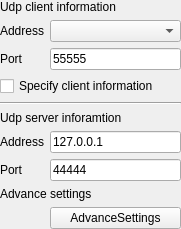
Old version of the form src/pages/udp/client/SAKUdpClientDeviceController.ui in the repository x-tools-author/x-tools.
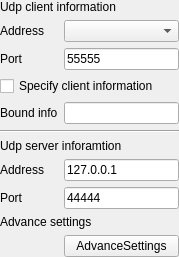
New version of the form.

Diff of the .ui file:
```diff
--- a/src/pages/udp/client/SAKUdpClientDeviceController.ui
+++ b/src/pages/udp/client/SAKUdpClientDeviceController.ui
@@ -6,8 +6,8 @@
    <rect>
     <x>0</x>
     <y>0</y>
-    <width>181</width>
-    <height>219</height>
+    <width>179</width>
+    <height>238</height>
    </rect>
   </property>
   <property name="windowTitle">
@@ -26,27 +26,27 @@
    <property name="bottomMargin">
     <number>0</number>
    </property>
-   <item row="7" column="0">
+   <item row="8" column="0">
     <widget class="QLabel" name="label_2">
      <property name="text">
       <string>Port</string>
      </property>
     </widget>
    </item>
-   <item row="6" column="1">
+   <item row="8" column="1">
+    <widget class="QLineEdit" name="targetPortLineEdit">
+     <property name="text">
+      <string>44444</string>
+     </property>
+    </widget>
+   </item>
+   <item row="7" column="1">
     <widget class="QLineEdit" name="targetHostLineEdit">
      <property name="text">
       <string>127.0.0.1</string>
      </property>
     </widget>
    </item>
-   <item row="3" column="0" colspan="2">
-    <widget class="QCheckBox" name="enableLocalSettingCheckBox">
-     <property name="text">
-      <string>Specify client information</string>
-     </property>
-    </widget>
-   </item>
    <item row="1" column="0">
     <widget class="QLabel" name="label_3">
      <property name="text">
@@ -54,38 +54,28 @@
      </property>
     </widget>
    </item>
-   <item row="9" column="1">
+   <item row="3" column="0" colspan="2">
+    <widget class="QCheckBox" name="specifyClientAddressAndPort">
+     <property name="text">
+      <string>Specify client information</string>
+     </property>
+    </widget>
+   </item>
+   <item row="10" column="1">
     <widget class="QPushButton" name="advanceUdpPushButton">
      <property name="text">
       <string>AdvanceSettings</string>
      </property>
     </widget>
    </item>
-   <item row="7" column="1">
-    <widget class="QLineEdit" name="targetPortLineEdit">
+   <item row="9" column="0" colspan="2">
+    <widget class="QLabel" name="label_7">
      <property name="text">
-      <string>44444</string>
+      <string>Advance settings</string>
      </property>
     </widget>
    </item>
-   <item row="0" column="0" colspan="2">
-    <widget class="QLabel" name="label_5">
-     <property name="text">
-      <string>Udp client information</string>
-     </property>
-    </widget>
-   </item>
-   <item row="1" column="1">
-    <widget class="QComboBox" name="localhostComboBox"/>
-   </item>
-   <item row="5" column="0" colspan="2">
-    <widget class="QLabel" name="label_6">
-     <property name="text">
-      <string>Udp server inforamtion</string>
-     </property>
-    </widget>
-   </item>
-   <item row="6" column="0">
+   <item row="7" column="0">
     <widget class="QLabel" name="label">
      <property name="text">
       <string>Address</string>
@@ -99,13 +89,30 @@
      </property>
     </widget>
    </item>
-   <item row="4" column="0" colspan="2">
+   <item row="5" column="0" colspan="2">
     <widget class="Line" name="line">
      <property name="orientation">
       <enum>Qt::Horizontal</enum>
      </property>
     </widget>
    </item>
+   <item row="0" column="0" colspan="2">
+    <widget class="QLabel" name="label_5">
+     <property name="text">
+      <string>Udp client information</string>
+     </property>
+    </widget>
+   </item>
+   <item row="1" column="1">
+    <widget class="QComboBox" name="localhostComboBox"/>
+   </item>
+   <item row="6" column="0" colspan="2">
+    <widget class="QLabel" name="label_6">
+     <property name="text">
+      <string>Udp server inforamtion</string>
+     </property>
+    </widget>
+   </item>
    <item row="2" column="0">
     <widget class="QLabel" name="label_4">
      <property name="text">
@@ -113,10 +120,23 @@
      </property>
     </widget>
    </item>
-   <item row="8" column="0" colspan="2">
-    <widget class="QLabel" name="label_7">
+   <item row="4" column="0">
+    <widget class="QLabel" name="label_8">
      <property name="text">
-      <string>Advance settings</string>
+      <string>Bound info</string>
+     </property>
+    </widget>
+   </item>
+   <item row="4" column="1">
+    <widget class="QLineEdit" name="boundInfoLineEdit">
+     <property name="toolTip">
+      <string>The bound address and port of socket.</string>
+     </property>
+     <property name="readOnly">
+      <bool>true</bool>
+     </property>
+     <property name="placeholderText">
+      <string notr="true"/>
      </property>
     </widget>
    </item>
```
